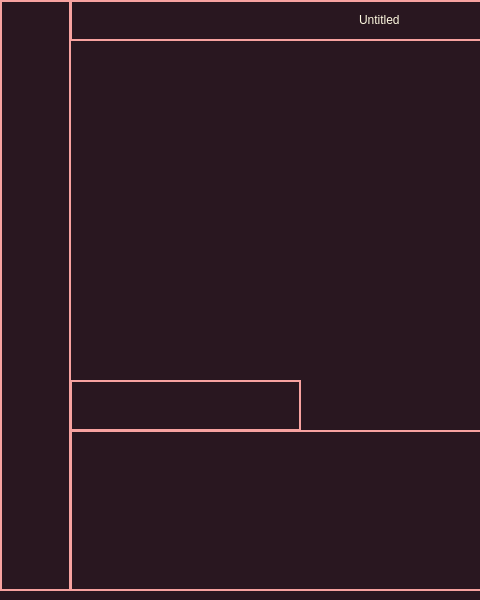
Before: the Qt Designer form 124-Brainrot-Language.ui in FranceRafaelSalacut/124_IDE_and_COMPILER, drawn with Qt 5; both pictures show x 0 to 480 and y 0 to 600 of the 800 by 600 pixel window.
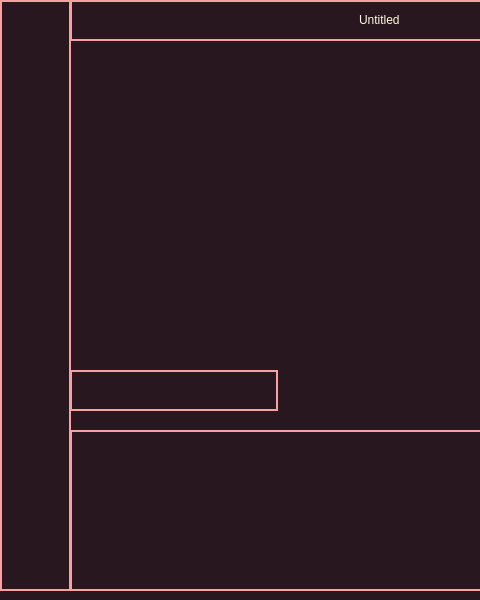
After: the same form once the commit is applied. Icons and pictures are not drawn.

Commit message: "fixed main window size"

Diff of the .ui file:
```diff
--- a/124-Brainrot-Language.ui
+++ b/124-Brainrot-Language.ui
@@ -11,11 +11,23 @@
    </rect>
   </property>
   <property name="sizePolicy">
-   <sizepolicy hsizetype="Expanding" vsizetype="Expanding">
+   <sizepolicy hsizetype="Fixed" vsizetype="Fixed">
     <horstretch>0</horstretch>
     <verstretch>0</verstretch>
    </sizepolicy>
   </property>
+  <property name="minimumSize">
+   <size>
+    <width>800</width>
+    <height>600</height>
+   </size>
+  </property>
+  <property name="maximumSize">
+   <size>
+    <width>800</width>
+    <height>600</height>
+   </size>
+  </property>
   <property name="windowTitle">
    <string>MainWindow</string>
   </property>
@@ -31,10 +43,10 @@
      <verstretch>0</verstretch>
     </sizepolicy>
    </property>
-   <property name="maximumSize">
+   <property name="sizeIncrement">
     <size>
-     <width>1920</width>
-     <height>1080</height>
+     <width>1</width>
+     <height>1</height>
     </size>
    </property>
    <widget class="QWidget" name="FileNameWidget" native="true">
@@ -206,12 +218,6 @@
          <verstretch>0</verstretch>
         </sizepolicy>
        </property>
-       <property name="maximumSize">
-        <size>
-         <width>16777210</width>
-         <height>16777215</height>
-        </size>
-       </property>
        <property name="styleSheet">
         <string notr="true">border:none;
 text-align: center;</string>
@@ -361,9 +367,9 @@
     <property name="geometry">
      <rect>
       <x>70</x>
-      <y>380</y>
-      <width>231</width>
-      <height>51</height>
+      <y>370</y>
+      <width>206</width>
+      <height>61</height>
      </rect>
     </property>
     <property name="sizePolicy">
@@ -376,6 +382,9 @@
      <string notr="true">border: 2px solid #f7a2a0; </string>
     </property>
     <layout class="QHBoxLayout" name="EditSection">
+     <property name="sizeConstraint">
+      <enum>QLayout::SetFixedSize</enum>
+     </property>
      <item>
       <widget class="QPushButton" name="Cut_Button">
        <property name="styleSheet">
@@ -512,6 +521,24 @@
       <height>381</height>
      </rect>
     </property>
+    <property name="sizePolicy">
+     <sizepolicy hsizetype="Expanding" vsizetype="Expanding">
+      <horstretch>1</horstretch>
+      <verstretch>1</verstretch>
+     </sizepolicy>
+    </property>
+    <property name="sizeIncrement">
+     <size>
+      <width>1</width>
+      <height>1</height>
+     </size>
+    </property>
+    <property name="baseSize">
+     <size>
+      <width>721</width>
+      <height>381</height>
+     </size>
+    </property>
     <property name="styleSheet">
      <string notr="true">color: #fef9e0;         
 padding: 10px;     
```
Left out of the diff: 39 changed lines with no effect on the pictures. The commit also changes 2 other files.
